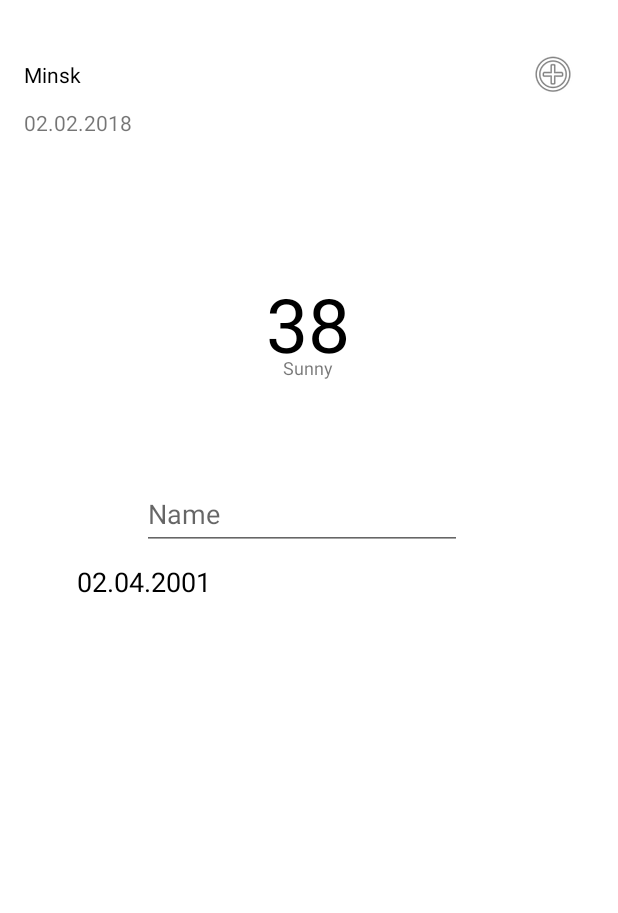
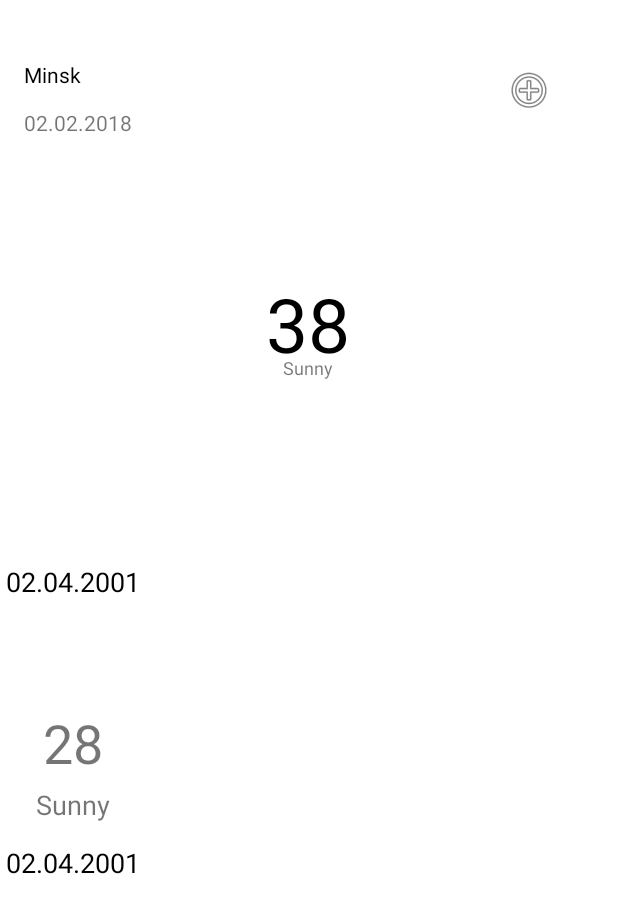
Before and after one commit to hannabivoina/ITHomework, an Android app: the layout fragment_main.xml on its own in the app's theme, with its tools: preview values and no code run, on a phone screen of 412 x 824 dp. Shown: the top 913 px of the screen. Run offline under Robolectric (Android 15) with nearby library versions, the phone set to English and light mode, and no system bars.

Commit message:
Initial commit

```diff
--- a/app/build.gradle
+++ b/app/build.gradle
@@ -59,4 +59,7 @@ dependencies {
 
     implementation 'com.jakewharton.retrofit:retrofit2-kotlin-coroutines-adapter:0.9.2'
 
+    implementation 'com.github.bumptech.glide:glide:4.12.0'
+    annotationProcessor 'com.github.bumptech.glide:compiler:4.12.0'
+
 }
--- a/app/src/main/java/com/example/weatherapp/MainActivity.kt
+++ b/app/src/main/java/com/example/weatherapp/MainActivity.kt
@@ -19,7 +19,7 @@ class MainActivity : AppCompatActivity(), AppContract {
     override fun changeCity() {
         supportFragmentManager
             .beginTransaction()
-            .replace(R.id.mainActivityLay, MainFragment())
+            .replace(R.id.mainActivityLay, ChooseCityFragment())
             .addToBackStack(null)
             .commit()
     }
@@ -27,7 +27,7 @@ class MainActivity : AppCompatActivity(), AppContract {
     override fun weatherForecast() {
         supportFragmentManager
             .beginTransaction()
-            .replace(R.id.mainActivityLay, ChooseCityFragment())
+            .replace(R.id.mainActivityLay, MainFragment())
             .addToBackStack(null)
             .commit()
     }
--- a/app/src/main/java/com/example/weatherapp/WeatherApi.kt
+++ b/app/src/main/java/com/example/weatherapp/WeatherApi.kt
@@ -1,6 +1,6 @@
 package com.example.weatherapp
 
-import com.example.weatherapp.wheather.CityWheather
+import com.example.weatherapp.wheather.CityWeather
 import kotlinx.coroutines.Deferred
 import retrofit2.Response
 import retrofit2.http.GET
@@ -20,5 +20,5 @@ interface WeatherApi {
         @Query(query_lon) queryLon: String,
         @Query(query_exclude) exclude : String = "hourly,minutely",
         @Query("appid") apiKey: String = API_KEY_WEATHER
-    ): Deferred<Response<CityWheather>>
+    ): Deferred<Response<CityWeather>>
 }
--- a/app/src/main/java/com/example/weatherapp/wheather/CityWheather.kt
+++ b/app/src/main/java/com/example/weatherapp/wheather/CityWheather.kt
@@ -1,10 +1,6 @@
 package com.example.weatherapp.wheather
 
-data class CityWheather(
+data class CityWeather(
     val current: Current,
     val daily: List<Daily>,
-    val lat: Double,
-    val lon: Double,
-    val timezone: String,
-    val timezone_offset: Int
 )
--- a/app/src/main/res/layout/fragment_main.xml
+++ b/app/src/main/res/layout/fragment_main.xml
@@ -61,42 +61,29 @@
 
 
     <androidx.recyclerview.widget.RecyclerView
-        android:layout_width="318dp"
-        android:layout_height="98dp"
+        android:id="@+id/recyclerView"
+        android:layout_width="match_parent"
+        android:layout_height="250dp"
         android:layout_marginTop="365dp"
         android:orientation="horizontal"
-        tools:listitem="@layout/item"
         app:layout_constraintEnd_toEndOf="parent"
         app:layout_constraintStart_toStartOf="parent"
-        app:layout_constraintTop_toTopOf="parent" />
+        app:layout_constraintTop_toTopOf="parent"
+        tools:listitem="@layout/item" />
 
-    <EditText
-        android:id="@+id/mainFragmentEditText"
+    <ImageButton
+        android:id="@+id/buttonAdd"
         android:layout_width="wrap_content"
         android:layout_height="wrap_content"
-        android:ems="10"
-        android:inputType="textPersonName"
-        android:minHeight="48dp"
-        android:hint="Name"
+        android:backgroundTint="@color/white"
         app:layout_constraintBottom_toBottomOf="parent"
         app:layout_constraintEnd_toEndOf="parent"
-        app:layout_constraintHorizontal_bias="0.477"
+        app:layout_constraintHorizontal_bias="0.912"
         app:layout_constraintStart_toStartOf="parent"
         app:layout_constraintTop_toTopOf="parent"
-        app:layout_constraintVertical_bias="0.411" />
-
-    <ImageView
-        android:id="@+id/buttonAdd"
-        android:layout_width="wrap_content"
-        android:clickable="true"
-        android:layout_height="wrap_content"
-        app:layout_constraintBottom_toBottomOf="parent"
-        app:layout_constraintEnd_toEndOf="parent"
-        app:layout_constraintHorizontal_bias="0.928"
-        app:layout_constraintStart_toStartOf="parent"
-        app:layout_constraintTop_toTopOf="parent"
-        app:layout_constraintVertical_bias="0.042"
-        app:srcCompat="@android:drawable/ic_menu_add" />
+        app:layout_constraintVertical_bias="0.044"
+        app:srcCompat="@android:drawable/ic_menu_add"
+        tools:ignore="SpeakableTextPresentCheck" />
 
 
 </androidx.constraintlayout.widget.ConstraintLayout>
```
Also changed, not shown: app/src/main/java/com/example/weatherapp/ChooseCityFragment.kt (+56 -1 lines), app/src/main/java/com/example/weatherapp/ItemViewHolder.kt (added, +33 -0 lines), app/src/main/java/com/example/weatherapp/MainFragment.kt (+9 -39 lines), app/src/main/java/com/example/weatherapp/WeatherAdapter.kt (added, +24 -0 lines), app/src/main/java/com/example/weatherapp/WeatherRepository.kt (+7 -3 lines), app/src/main/java/com/example/weatherapp/WeatherViewModel.kt (+10 -10 lines), app/src/main/java/com/example/weatherapp/wheather/Current.kt (+0 -10 lines), app/src/main/java/com/example/weatherapp/wheather/Daily.kt (+1 -17 lines), app/src/main/java/com/example/weatherapp/wheather/FeelsLike.kt (deleted, +0 -8 lines), app/src/main/java/com/example/weatherapp/wheather/Temp.kt (+1 -6 lines), app/src/main/res/layout/fragment_choose_city.xml (+19 -1 lines).
